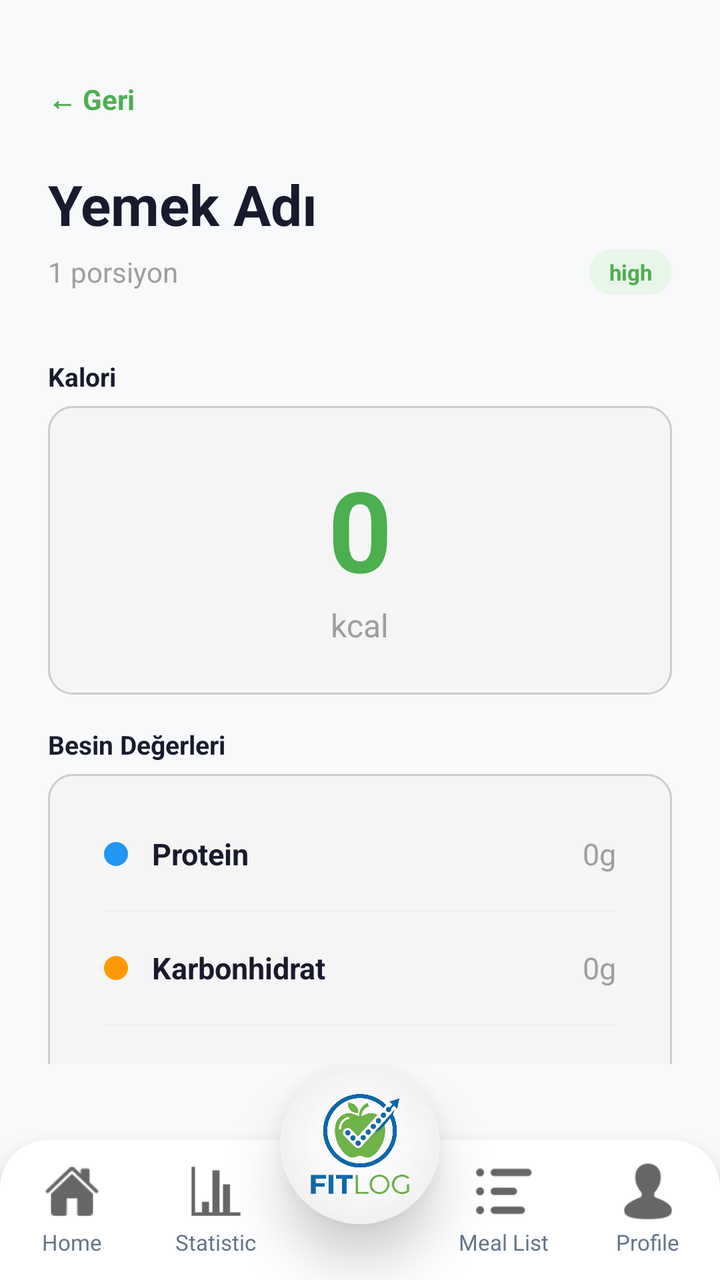
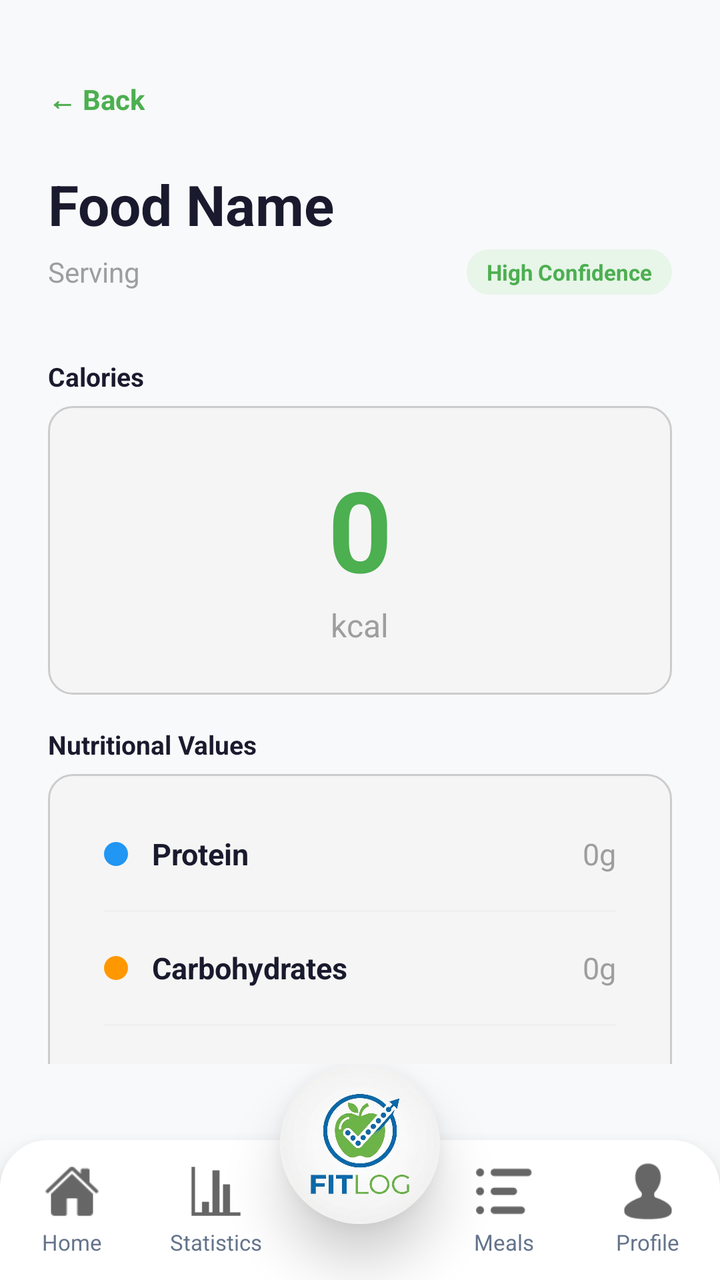

An Android layout rendered at two revisions. The XML below is the earlier revision; the diff shows what the commit changed to produce the second picture.
<!-- AndroidManifest.xml: application theme Theme.FitLog -->
<!-- res/layout/activity_meal_detail.xml -->
<?xml version="1.0" encoding="utf-8"?>
<androidx.constraintlayout.widget.ConstraintLayout xmlns:android="http://schemas.android.com/apk/res/android"
    xmlns:app="http://schemas.android.com/apk/res-auto"
    xmlns:tools="http://schemas.android.com/tools"
    android:id="@+id/main"
    android:layout_width="match_parent"
    android:layout_height="match_parent"
    android:background="#F8F9FA"
    tools:context=".MealDetail">

    <androidx.core.widget.NestedScrollView
        android:layout_width="match_parent"
        android:layout_height="0dp"
        android:fillViewport="true"
        app:layout_constraintTop_toTopOf="parent"
        app:layout_constraintBottom_toTopOf="@id/navBarInclude">

        <LinearLayout
            android:layout_width="match_parent"
            android:layout_height="wrap_content"
            android:orientation="vertical"
            android:paddingStart="24dp"
            android:paddingEnd="24dp"
            android:paddingTop="40dp"
            android:paddingBottom="24dp">

            
            <TextView
                android:id="@+id/btnBack"
                android:layout_width="wrap_content"
                android:layout_height="wrap_content"
                android:text="← Geri"
                android:textSize="14sp"
                android:textStyle="bold"
                android:textColor="#4CAF50"
                android:layout_marginBottom="24dp"
                android:clickable="true"
                android:focusable="true" />

            
            <TextView
                android:id="@+id/tvFoodName"
                android:layout_width="wrap_content"
                android:layout_height="wrap_content"
                android:text="Yemek Adı"
                android:textSize="28sp"
                android:textStyle="bold"
                android:textColor="#1A1A2E"
                android:layout_marginBottom="4dp" />

            <LinearLayout
                android:layout_width="match_parent"
                android:layout_height="wrap_content"
                android:orientation="horizontal"
                android:gravity="center_vertical"
                android:layout_marginBottom="32dp">

                <TextView
                    android:id="@+id/tvServingSize"
                    android:layout_width="0dp"
                    android:layout_height="wrap_content"
                    android:layout_weight="1"
                    android:text="1 porsiyon"
                    android:textSize="14sp"
                    android:textColor="#9E9E9E" />

                
                <TextView
                    android:id="@+id/tvConfidence"
                    android:layout_width="wrap_content"
                    android:layout_height="wrap_content"
                    android:text="high"
                    android:textSize="11sp"
                    android:textStyle="bold"
                    android:textColor="#4CAF50"
                    android:background="@drawable/badge_green"
                    android:paddingStart="10dp"
                    android:paddingEnd="10dp"
                    android:paddingTop="4dp"
                    android:paddingBottom="4dp" />

            </LinearLayout>

            
            <TextView
                android:layout_width="wrap_content"
                android:layout_height="wrap_content"
                android:text="Kalori"
                android:textSize="13sp"
                android:textStyle="bold"
                android:textColor="#1A1A2E"
                android:layout_marginBottom="6dp" />

            <LinearLayout
                android:layout_width="match_parent"
                android:layout_height="wrap_content"
                android:orientation="vertical"
                android:gravity="center"
                android:background="@drawable/edittext_bg"
                android:padding="24dp"
                android:layout_marginBottom="16dp">

                <TextView
                    android:id="@+id/tvCalories"
                    android:layout_width="wrap_content"
                    android:layout_height="wrap_content"
                    android:text="0"
                    android:textSize="56sp"
                    android:textStyle="bold"
                    android:textColor="#4CAF50" />

                <TextView
                    android:layout_width="wrap_content"
                    android:layout_height="wrap_content"
                    android:text="kcal"
                    android:textSize="16sp"
                    android:textColor="#9E9E9E" />

            </LinearLayout>

            
            <TextView
                android:layout_width="wrap_content"
                android:layout_height="wrap_content"
                android:text="Besin Değerleri"
                android:textSize="13sp"
                android:textStyle="bold"
                android:textColor="#1A1A2E"
                android:layout_marginBottom="6dp" />

            
            <LinearLayout
                android:layout_width="match_parent"
                android:layout_height="wrap_content"
                android:orientation="vertical"
                android:background="@drawable/edittext_bg"
                android:layout_marginBottom="16dp">

                
                <LinearLayout
                    android:layout_width="match_parent"
                    android:layout_height="56dp"
                    android:orientation="horizontal"
                    android:gravity="center_vertical"
                    android:paddingStart="16dp"
                    android:paddingEnd="16dp">

                    <View
                        android:layout_width="12dp"
                        android:layout_height="12dp"
                        android:background="@drawable/dot_blue"
                        android:layout_marginEnd="12dp" />

                    <TextView
                        android:layout_width="0dp"
                        android:layout_height="wrap_content"
                        android:layout_weight="1"
                        android:text="Protein"
                        android:textSize="15sp"
                        android:textStyle="bold"
                        android:textColor="#1A1A2E" />

                    <TextView
                        android:id="@+id/tvProtein"
                        android:layout_width="wrap_content"
                        android:layout_height="wrap_content"
                        android:text="0g"
                        android:textSize="15sp"
                        android:textColor="#9E9E9E" />

                </LinearLayout>

                <View android:layout_width="match_parent" android:layout_height="1dp"
                    android:background="#F0F0F0" android:layout_marginStart="16dp" android:layout_marginEnd="16dp"/>

                
                <LinearLayout
                    android:layout_width="match_parent"
                    android:layout_height="56dp"
                    android:orientation="horizontal"
                    android:gravity="center_vertical"
                    android:paddingStart="16dp"
                    android:paddingEnd="16dp">

                    <View
                        android:layout_width="12dp"
                        android:layout_height="12dp"
                        android:background="@drawable/dot_orange"
                        android:layout_marginEnd="12dp" />

                    <TextView
                        android:layout_width="0dp"
                        android:layout_height="wrap_content"
                        android:layout_weight="1"
                        android:text="Karbonhidrat"
                        android:textSize="15sp"
                        android:textStyle="bold"
                        android:textColor="#1A1A2E" />

                    <TextView
                        android:id="@+id/tvCarbs"
                        android:layout_width="wrap_content"
                        android:layout_height="wrap_content"
                        android:text="0g"
                        android:textSize="15sp"
                        android:textColor="#9E9E9E" />

                </LinearLayout>

                <View android:layout_width="match_parent" android:layout_height="1dp"
                    android:background="#F0F0F0" android:layout_marginStart="16dp" android:layout_marginEnd="16dp"/>

                
                <LinearLayout
                    android:layout_width="match_parent"
                    android:layout_height="56dp"
                    android:orientation="horizontal"
                    android:gravity="center_vertical"
                    android:paddingStart="16dp"
                    android:paddingEnd="16dp">

                    <View
                        android:layout_width="12dp"
                        android:layout_height="12dp"
                        android:background="@drawable/dot_red"
                        android:layout_marginEnd="12dp" />

                    <TextView
                        android:layout_width="0dp"
                        android:layout_height="wrap_content"
                        android:layout_weight="1"
                        android:text="Yağ"
                        android:textSize="15sp"
                        android:textStyle="bold"
                        android:textColor="#1A1A2E" />

                    <TextView
                        android:id="@+id/tvFat"
                        android:layout_width="wrap_content"
                        android:layout_height="wrap_content"
                        android:text="0g"
                        android:textSize="15sp"
                        android:textColor="#9E9E9E" />

                </LinearLayout>

                <View android:layout_width="match_parent" android:layout_height="1dp"
                    android:background="#F0F0F0" android:layout_marginStart="16dp" android:layout_marginEnd="16dp"/>

                
                <LinearLayout
                    android:layout_width="match_parent"
                    android:layout_height="56dp"
                    android:orientation="horizontal"
                    android:gravity="center_vertical"
                    android:paddingStart="16dp"
                    android:paddingEnd="16dp">

                    <View
                        android:layout_width="12dp"
                        android:layout_height="12dp"
                        android:background="@drawable/dot_green"
                        android:layout_marginEnd="12dp" />

                    <TextView
                        android:layout_width="0dp"
                        android:layout_height="wrap_content"
                        android:layout_weight="1"
                        android:text="Lif"
                        android:textSize="15sp"
                        android:textStyle="bold"
                        android:textColor="#1A1A2E" />

                    <TextView
                        android:id="@+id/tvFiber"
                        android:layout_width="wrap_content"
                        android:layout_height="wrap_content"
                        android:text="0g"
                        android:textSize="15sp"
                        android:textColor="#9E9E9E" />

                </LinearLayout>

            </LinearLayout>

            
            <Button
                android:id="@+id/btnDelete"
                android:layout_width="match_parent"
                android:layout_height="52dp"
                android:text="Öğünü Sil"
                android:textSize="15sp"
                android:textStyle="bold"
                android:textColor="#FFFFFF"
                android:backgroundTint="#E53935"
                android:layout_marginTop="8dp" />

        </LinearLayout>

    </androidx.core.widget.NestedScrollView>

    <include
        android:id="@+id/navBarInclude"
        layout="@layout/nav_bar"
        android:layout_width="match_parent"
        android:layout_height="wrap_content"
        app:layout_constraintBottom_toBottomOf="parent" />

</androidx.constraintlayout.widget.ConstraintLayout>
<!-- res/layout/nav_bar.xml (included above) -->
<?xml version="1.0" encoding="utf-8"?>
<androidx.constraintlayout.widget.ConstraintLayout xmlns:android="http://schemas.android.com/apk/res/android"
    android:layout_width="match_parent"
    android:layout_height="match_parent"
    xmlns:app="http://schemas.android.com/apk/res-auto">

    <LinearLayout
        android:id="@+id/bottom_bar_container"
        android:layout_width="match_parent"
        android:layout_height="70dp"
        android:orientation="horizontal"
        android:background="@drawable/nav_bar_bg"
        android:weightSum="5"
        android:elevation="12dp"
        android:paddingVertical="8dp"
        app:layout_constraintBottom_toBottomOf="parent"
        app:layout_constraintStart_toStartOf="parent"
        app:layout_constraintEnd_toEndOf="parent">

        <LinearLayout
            android:layout_width="0dp"
            android:clickable="true"
            android:focusable="true"
            android:onClick="navHomePage"
            android:layout_height="match_parent"
            android:layout_weight="1"
            android:orientation="vertical"
            android:gravity="center"
            android:background="?attr/selectableItemBackgroundBorderless">

            <ImageView
                android:layout_width="28dp"
                android:layout_height="28dp"
                android:src="@drawable/mainpage"
                android:alpha="0.6"
                android:contentDescription="Home Page"/>

            <TextView
                android:layout_width="wrap_content"
                android:layout_height="wrap_content"
                android:layout_marginTop="4dp"
                android:text="Home"
                android:textSize="11sp"
                android:textAlignment="center"
                android:textColor="#64748B"/>
        </LinearLayout>

        <LinearLayout
            android:layout_width="0dp"
            android:layout_height="match_parent"
            android:clickable="true"
            android:focusable="true"
            android:onClick="navStatistic"
            android:layout_weight="1"
            android:orientation="vertical"
            android:gravity="center"
            android:background="?attr/selectableItemBackgroundBorderless">

            <ImageView
                android:layout_width="28dp"
                android:layout_height="28dp"
                android:src="@drawable/statistic"
                android:alpha="0.6"
                android:contentDescription="Quiz"/>

            <TextView
                android:layout_width="wrap_content"
                android:layout_height="wrap_content"
                android:layout_marginTop="4dp"
                android:text="Statistic"
                android:textSize="11sp"
                android:textColor="#64748B"/>
        </LinearLayout>

        <View
            android:layout_width="0dp"
            android:layout_height="match_parent"
            android:layout_weight="1"/>

        <LinearLayout
            android:layout_width="0dp"
            android:layout_height="match_parent"
            android:layout_weight="1"
            android:orientation="vertical"
            android:clickable="true"
            android:focusable="true"
            android:onClick="navMealList"
            android:gravity="center"
            android:background="?attr/selectableItemBackgroundBorderless">

            <ImageView
                android:layout_width="28dp"
                android:layout_height="28dp"
                android:src="@drawable/list"
                android:alpha="0.6"
                android:contentDescription="Education"/>

            <TextView
                android:layout_width="wrap_content"
                android:layout_height="wrap_content"
                android:layout_marginTop="4dp"
                android:text="Meal List"
                android:textSize="11sp"
                android:textColor="#64748B"/>
        </LinearLayout>

        <LinearLayout
            android:layout_width="0dp"
            android:layout_height="match_parent"
            android:layout_weight="1"
            android:orientation="vertical"
            android:clickable="true"
            android:focusable="true"
            android:onClick="navProfile"
            android:gravity="center"
            android:background="?attr/selectableItemBackgroundBorderless">

            <ImageView
                android:layout_width="28dp"
                android:layout_height="28dp"
                android:src="@drawable/profile"
                android:alpha="0.6"
                android:contentDescription="About Us"/>

            <TextView
                android:layout_width="wrap_content"
                android:layout_height="wrap_content"
                android:layout_marginTop="4dp"
                android:text="Profile"
                android:textAlignment="center"
                android:textSize="11sp"
                android:textColor="#64748B"/>
        </LinearLayout>

    </LinearLayout>

    
    <androidx.cardview.widget.CardView
        android:layout_width="80dp"
        android:layout_height="80dp"
        android:layout_marginBottom="28dp"
        app:cardCornerRadius="40dp"
        app:cardElevation="16dp"
        app:cardBackgroundColor="@android:color/white"
        app:layout_constraintBottom_toBottomOf="parent"
        app:layout_constraintStart_toStartOf="parent"
        app:layout_constraintEnd_toEndOf="parent">

        <ImageView
            android:id="@+id/center_logo"
            android:clickable="true"
            android:focusable="true"
            android:onClick="navHomePage"
            android:layout_width="match_parent"
            android:layout_height="match_parent"
            android:src="@drawable/applogo"
            android:scaleType="centerCrop"
            android:contentDescription="Center Logo"/>

    </androidx.cardview.widget.CardView>

</androidx.constraintlayout.widget.ConstraintLayout>
<!-- resources referenced by this layout -->
<resources>
  <!-- drawable applogo: png bitmap (drawable, 927658 bytes) -->
  <!-- drawable badge_green (drawable) -->
  <?xml version="1.0" encoding="utf-8"?>
  <shape xmlns:android="http://schemas.android.com/apk/res/android"
      android:shape="rectangle">
      <solid android:color="#E8F5E9" />
      <corners android:radius="20dp" />
  </shape>
  <!-- drawable dot_blue (drawable) -->
  <?xml version="1.0" encoding="utf-8"?>
  <shape xmlns:android="http://schemas.android.com/apk/res/android" android:shape="oval">
      <solid android:color="#2196F3" />
  </shape>
  <!-- drawable dot_green (drawable) -->
  <?xml version="1.0" encoding="utf-8"?>
  <shape xmlns:android="http://schemas.android.com/apk/res/android" android:shape="oval">
      <solid android:color="#4CAF50" />
  </shape>
  <!-- drawable dot_orange (drawable) -->
  <?xml version="1.0" encoding="utf-8"?>
  <shape xmlns:android="http://schemas.android.com/apk/res/android" android:shape="oval">
      <solid android:color="#FF9800" />
  </shape>
  <!-- drawable dot_red (drawable) -->
  <?xml version="1.0" encoding="utf-8"?>
  <shape xmlns:android="http://schemas.android.com/apk/res/android" android:shape="oval">
      <solid android:color="#E53935" />
  </shape>
  <!-- drawable edittext_bg (drawable) -->
  <?xml version="1.0" encoding="utf-8"?>
  <selector xmlns:android="http://schemas.android.com/apk/res/android">
  
      
      <item android:state_focused="true">
          <shape>
              <solid android:color="#FFFFFF"/>
              <corners android:radius="12dp"/>
              <stroke
                  android:width="2dp"
                  android:color="#4CAF50"/>
              <padding
                  android:left="12dp"
                  android:right="12dp"
                  android:top="12dp"
                  android:bottom="12dp"/>
          </shape>
      </item>
  
      
      <item>
          <shape>
              <solid android:color="#F5F5F5"/>
              <corners android:radius="12dp"/>
              <stroke
                  android:width="1dp"
                  android:color="#CCCCCC"/>
              <padding
                  android:left="12dp"
                  android:right="12dp"
                  android:top="12dp"
                  android:bottom="12dp"/>
          </shape>
      </item>
  
  </selector>
  <!-- drawable list: png bitmap (drawable, 725 bytes) -->
  <!-- drawable mainpage: png bitmap (drawable, 942 bytes) -->
  <!-- drawable nav_bar_bg (drawable) -->
  <?xml version="1.0" encoding="utf-8"?>
  <shape xmlns:android="http://schemas.android.com/apk/res/android"
      android:shape="rectangle">
      <solid android:color="#FFFFFF" />
      <corners
          android:topLeftRadius="24dp"
          android:topRightRadius="24dp" />
  </shape>
  <!-- drawable profile: png bitmap (drawable, 763 bytes) -->
  <!-- drawable statistic: png bitmap (drawable, 151 bytes) -->
  <style name="Theme.FitLog" parent="Base.Theme.FitLog" />
  <style name="Base.Theme.FitLog" parent="Theme.Material3.Light.NoActionBar">
          
          
      </style>
</resources>

<!-- the commit's change to res/layout/activity_meal_detail.xml (unified diff, before → after) -->
@@ -24,12 +24,11 @@
             android:paddingTop="40dp"
             android:paddingBottom="24dp">
 
-            
             <TextView
                 android:id="@+id/btnBack"
                 android:layout_width="wrap_content"
                 android:layout_height="wrap_content"
-                android:text="← Geri"
+                android:text="@string/meal_detail_back"
                 android:textSize="14sp"
                 android:textStyle="bold"
                 android:textColor="#4CAF50"
@@ -37,12 +36,11 @@
                 android:clickable="true"
                 android:focusable="true" />
 
-            
             <TextView
                 android:id="@+id/tvFoodName"
                 android:layout_width="wrap_content"
                 android:layout_height="wrap_content"
-                android:text="Yemek Adı"
+                android:text="@string/add_meal_label_food_name"
                 android:textSize="28sp"
                 android:textStyle="bold"
                 android:textColor="#1A1A2E"
@@ -60,16 +58,15 @@
                     android:layout_width="0dp"
                     android:layout_height="wrap_content"
                     android:layout_weight="1"
-                    android:text="1 porsiyon"
+                    android:text="@string/add_meal_label_serving"
                     android:textSize="14sp"
                     android:textColor="#9E9E9E" />
 
-                
                 <TextView
                     android:id="@+id/tvConfidence"
                     android:layout_width="wrap_content"
                     android:layout_height="wrap_content"
-                    android:text="high"
+                    android:text="@string/add_meal_confidence_high"
                     android:textSize="11sp"
                     android:textStyle="bold"
                     android:textColor="#4CAF50"
@@ -81,11 +78,10 @@
 
             </LinearLayout>
 
-            
-            <TextView
-                android:layout_width="wrap_content"
-                android:layout_height="wrap_content"
-                android:text="Kalori"
+            <TextView
+                android:layout_width="wrap_content"
+                android:layout_height="wrap_content"
+                android:text="@string/meal_detail_label_calories"
                 android:textSize="13sp"
                 android:textStyle="bold"
                 android:textColor="#1A1A2E"
@@ -112,23 +108,21 @@
                 <TextView
                     android:layout_width="wrap_content"
                     android:layout_height="wrap_content"
-                    android:text="kcal"
+                    android:text="@string/unit_kcal"
                     android:textSize="16sp"
                     android:textColor="#9E9E9E" />
 
             </LinearLayout>
 
-            
-            <TextView
-                android:layout_width="wrap_content"
-                android:layout_height="wrap_content"
-                android:text="Besin Değerleri"
+            <TextView
+                android:layout_width="wrap_content"
+                android:layout_height="wrap_content"
+                android:text="@string/meal_detail_label_nutrients"
                 android:textSize="13sp"
                 android:textStyle="bold"
                 android:textColor="#1A1A2E"
                 android:layout_marginBottom="6dp" />
 
-            
             <LinearLayout
                 android:layout_width="match_parent"
                 android:layout_height="wrap_content"
@@ -136,7 +130,6 @@
                 android:background="@drawable/edittext_bg"
                 android:layout_marginBottom="16dp">
 
-                
                 <LinearLayout
                     android:layout_width="match_parent"
                     android:layout_height="56dp"
@@ -155,7 +148,7 @@
                         android:layout_width="0dp"
                         android:layout_height="wrap_content"
                         android:layout_weight="1"
-                        android:text="Protein"
+                        android:text="@string/meal_detail_macro_protein"
                         android:textSize="15sp"
                         android:textStyle="bold"
                         android:textColor="#1A1A2E" />
@@ -173,7 +166,6 @@
                 <View android:layout_width="match_parent" android:layout_height="1dp"
                     android:background="#F0F0F0" android:layout_marginStart="16dp" android:layout_marginEnd="16dp"/>
 
-                
                 <LinearLayout
                     android:layout_width="match_parent"
                     android:layout_height="56dp"
@@ -192,7 +184,7 @@
                         android:layout_width="0dp"
                         android:layout_height="wrap_content"
                         android:layout_weight="1"
-                        android:text="Karbonhidrat"
+                        android:text="@string/meal_detail_macro_carbs"
                         android:textSize="15sp"
                         android:textStyle="bold"
                         android:textColor="#1A1A2E" />
@@ -210,7 +202,6 @@
                 <View android:layout_width="match_parent" android:layout_height="1dp"
                     android:background="#F0F0F0" android:layout_marginStart="16dp" android:layout_marginEnd="16dp"/>
 
-                
                 <LinearLayout
                     android:layout_width="match_parent"
                     android:layout_height="56dp"
@@ -229,7 +220,7 @@
                         android:layout_width="0dp"
                         android:layout_height="wrap_content"
                         android:layout_weight="1"
-                        android:text="Yağ"
+                        android:text="@string/meal_detail_macro_fat"
                         android:textSize="15sp"
                         android:textStyle="bold"
                         android:textColor="#1A1A2E" />
@@ -247,7 +238,6 @@
                 <View android:layout_width="match_parent" android:layout_height="1dp"
                     android:background="#F0F0F0" android:layout_marginStart="16dp" android:layout_marginEnd="16dp"/>
 
-                
                 <LinearLayout
                     android:layout_width="match_parent"
                     android:layout_height="56dp"
@@ -266,7 +256,7 @@
                         android:layout_width="0dp"
                         android:layout_height="wrap_content"
                         android:layout_weight="1"
-                        android:text="Lif"
+                        android:text="@string/meal_detail_macro_fiber"
                         android:textSize="15sp"
                         android:textStyle="bold"
                         android:textColor="#1A1A2E" />
@@ -283,12 +273,11 @@
 
             </LinearLayout>
 
-            
             <Button
                 android:id="@+id/btnDelete"
                 android:layout_width="match_parent"
                 android:layout_height="52dp"
-                android:text="Öğünü Sil"
+                android:text="@string/meal_detail_action_delete"
                 android:textSize="15sp"
                 android:textStyle="bold"
                 android:textColor="#FFFFFF"
@@ -349,7 +338,7 @@
                 android:layout_width="wrap_content"
                 android:layout_height="wrap_content"
                 android:layout_marginTop="4dp"
-                android:text="Home"
+                android:text="@string/nav_home"
                 android:textSize="11sp"
                 android:textAlignment="center"
                 android:textColor="#64748B"/>
@@ -377,7 +366,7 @@
                 android:layout_width="wrap_content"
                 android:layout_height="wrap_content"
                 android:layout_marginTop="4dp"
-                android:text="Statistic"
+                android:text="@string/nav_statistics"
                 android:textSize="11sp"
                 android:textColor="#64748B"/>
         </LinearLayout>
@@ -409,7 +398,7 @@
                 android:layout_width="wrap_content"
                 android:layout_height="wrap_content"
                 android:layout_marginTop="4dp"
-                android:text="Meal List"
+                android:text="@string/nav_meals"
                 android:textSize="11sp"
                 android:textColor="#64748B"/>
         </LinearLayout>
@@ -436,7 +425,7 @@
                 android:layout_width="wrap_content"
                 android:layout_height="wrap_content"
                 android:layout_marginTop="4dp"
-                android:text="Profile"
+                android:text="@string/nav_profile"
                 android:textAlignment="center"
                 android:textSize="11sp"
                 android:textColor="#64748B"/>
<!-- resource entries referenced after the edit -->
@@ -78,6 +78,22 @@
   </shape>
   <!-- drawable profile: png bitmap (drawable, 763 bytes) -->
   <!-- drawable statistic: png bitmap (drawable, 151 bytes) -->
+  <string name="add_meal_confidence_high">High Confidence</string>
+  <string name="add_meal_label_food_name">Food Name</string>
+  <string name="add_meal_label_serving">Serving</string>
+  <string name="meal_detail_action_delete">Delete Meal</string>
+  <string name="meal_detail_back">← Back</string>
+  <string name="meal_detail_label_calories">Calories</string>
+  <string name="meal_detail_label_nutrients">Nutritional Values</string>
+  <string name="meal_detail_macro_carbs">Carbohydrates</string>
+  <string name="meal_detail_macro_fat">Fat</string>
+  <string name="meal_detail_macro_fiber">Fiber</string>
+  <string name="meal_detail_macro_protein">Protein</string>
+  <string name="nav_home">Home</string>
+  <string name="nav_meals">Meals</string>
+  <string name="nav_profile">Profile</string>
+  <string name="nav_statistics">Statistics</string>
+  <string name="unit_kcal"> kcal</string>
   <style name="Theme.FitLog" parent="Base.Theme.FitLog" />
   <style name="Base.Theme.FitLog" parent="Theme.Material3.Light.NoActionBar">
           
